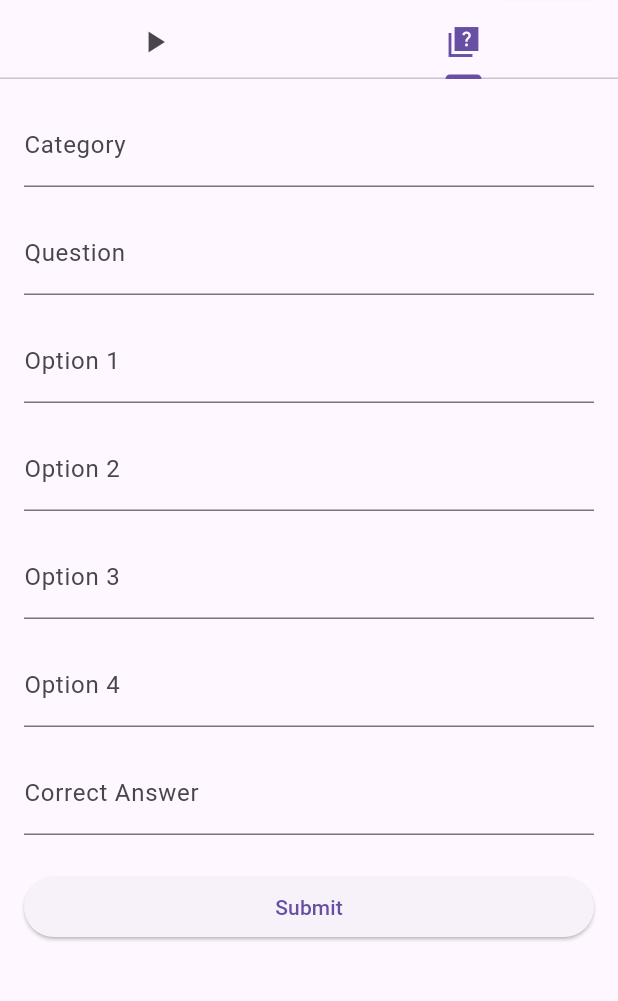
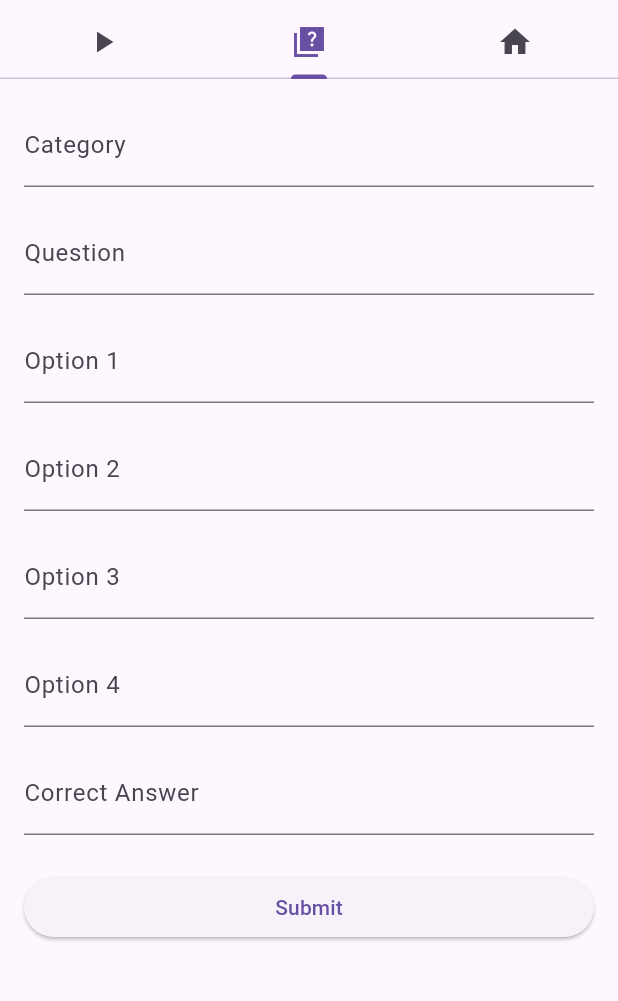
Before and after one commit to VikramRathodk/childrightsapp, a Flutter app: the AdminPage screen opened directly, on a phone screen of 412 x 824 dp, the part 77-1078 px from its top. Run offline on Flutter 3.47's test engine with Material 3 defaults, Android fonts, the phone set to English and light mode, and no system bars; our stand-ins replace cloud_firestore, firebase_auth, firebase_core, firebase_storage, image_picker, video_player; accounts and stored records are empty.

Commit message:
files updated

```diff
--- a/lib/Admin/AdminPage.dart
+++ b/lib/Admin/AdminPage.dart
@@ -1,3 +1,4 @@
+import 'package:childrightapp/Admin/changehomedata.dart';
 import 'package:childrightapp/Admin/manageQuiz.dart';
 import 'package:childrightapp/pages/HomeScrenn.dart';
 import 'package:flutter/material.dart';
@@ -17,7 +18,7 @@ class _AdminPageState extends State<AdminPage> {
   Widget build(BuildContext context) {
     return DefaultTabController(
       initialIndex: 1,
-      length: 2,
+      length: 3,
       child: Scaffold(
         appBar: AppBar(
           title: const Text('Admin'),
@@ -39,14 +40,18 @@ class _AdminPageState extends State<AdminPage> {
               Tab(
                 icon: Icon(Icons.quiz_sharp),
               ),
+              Tab(
+                icon: Icon(Icons.home),
+              ),
 
             ],
           ),
         ),
         body:  TabBarView(
           children: <Widget>[
-            ManageVideosPage(),
+             ManageVideosPage(),
             CreateQuizPage(),
+            ChangeHomeData(),
 
           ],
         ),
--- a/lib/pages/HomeScreenContent.dart
+++ b/lib/pages/HomeScreenContent.dart
@@ -11,7 +11,8 @@ class _HomeScreenContentState extends State<HomeScreenContent> {
   @override
   Widget build(BuildContext context) {
     return Scaffold(
-      body: Padding(
+      body: SingleChildScrollView(
+        child: Padding(
           padding: const EdgeInsets.all(8.0),
           child: Column(
             mainAxisAlignment: MainAxisAlignment.center,
@@ -39,6 +40,7 @@ class _HomeScreenContentState extends State<HomeScreenContent> {
             ],
           ),
         ),
+      ),
     );
   }
 }
```
Also changed, not shown: lib/Admin/changehomedata.dart (added, +51 -0 lines). Lines whose indentation alone changed are shown as unchanged.
